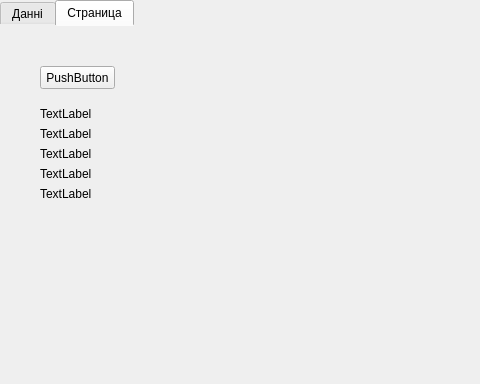
First picture: the form in mainwindow.ui, repository 0wn3r/matstat, before the edit; both pictures show x 0 to 480 and y 0 to 384 of the 732 by 479 pixel window.
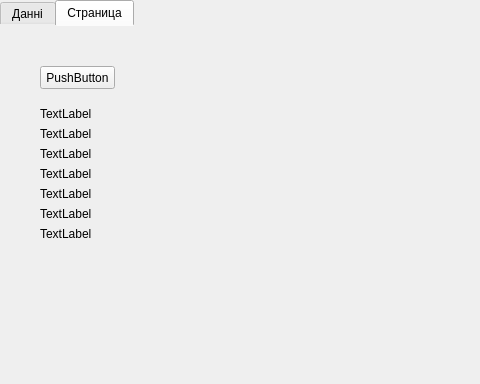
Second picture: the form after the edit.

Commit message: Almost there.

The edit to the form file:
```diff
--- a/mainwindow.ui
+++ b/mainwindow.ui
@@ -223,6 +223,32 @@
        <string>TextLabel</string>
       </property>
      </widget>
+     <widget class="QLabel" name="label_6">
+      <property name="geometry">
+       <rect>
+        <x>40</x>
+        <y>180</y>
+        <width>81</width>
+        <height>16</height>
+       </rect>
+      </property>
+      <property name="text">
+       <string>TextLabel</string>
+      </property>
+     </widget>
+     <widget class="QLabel" name="label_7">
+      <property name="geometry">
+       <rect>
+        <x>40</x>
+        <y>200</y>
+        <width>121</width>
+        <height>16</height>
+       </rect>
+      </property>
+      <property name="text">
+       <string>TextLabel</string>
+      </property>
+     </widget>
     </widget>
    </widget>
   </widget>
```
The commit also changes 2 other files.
